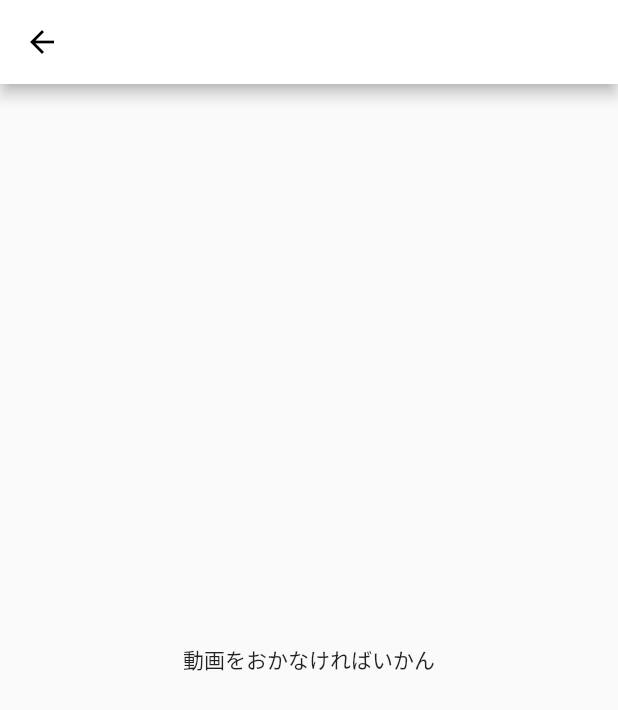
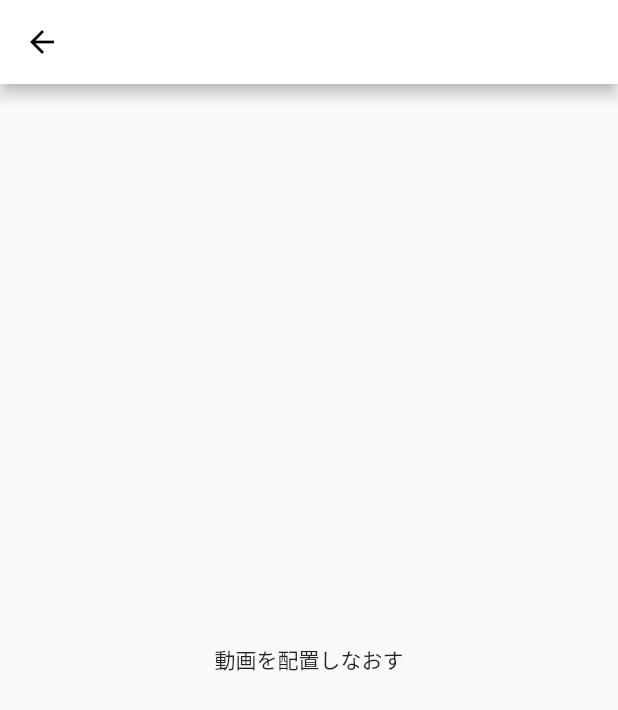
Before and after one commit to shigeg747/Flutter_YouTube, a Flutter app: the VideoDetailPage screen opened directly, on a phone screen of 412 x 824 dp. Shown: the top 710 px of the screen. Run offline on Flutter 3.47's test engine with Material 2 defaults, Android fonts, the phone set to English and light mode, and no system bars.

Commit message:
third commit

```diff
--- a/lib/video_detail_page.dart
+++ b/lib/video_detail_page.dart
@@ -7,7 +7,7 @@ class VideoDetailPage extends StatelessWidget{
       appBar: AppBar(),
       body: Center(
         child: Container(
-            child: Text('動画をおかなければいかん',)
+            child: Text('動画を配置しなおす',)
         ),
       ),
     );
```
